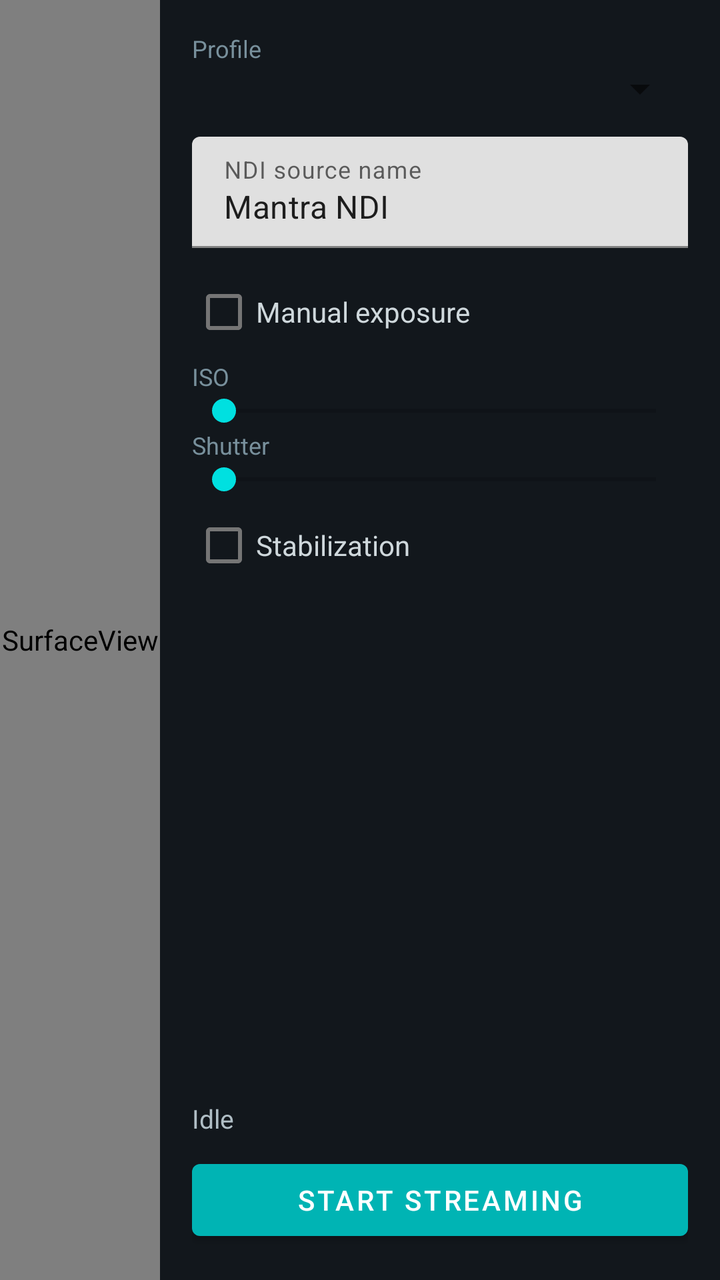
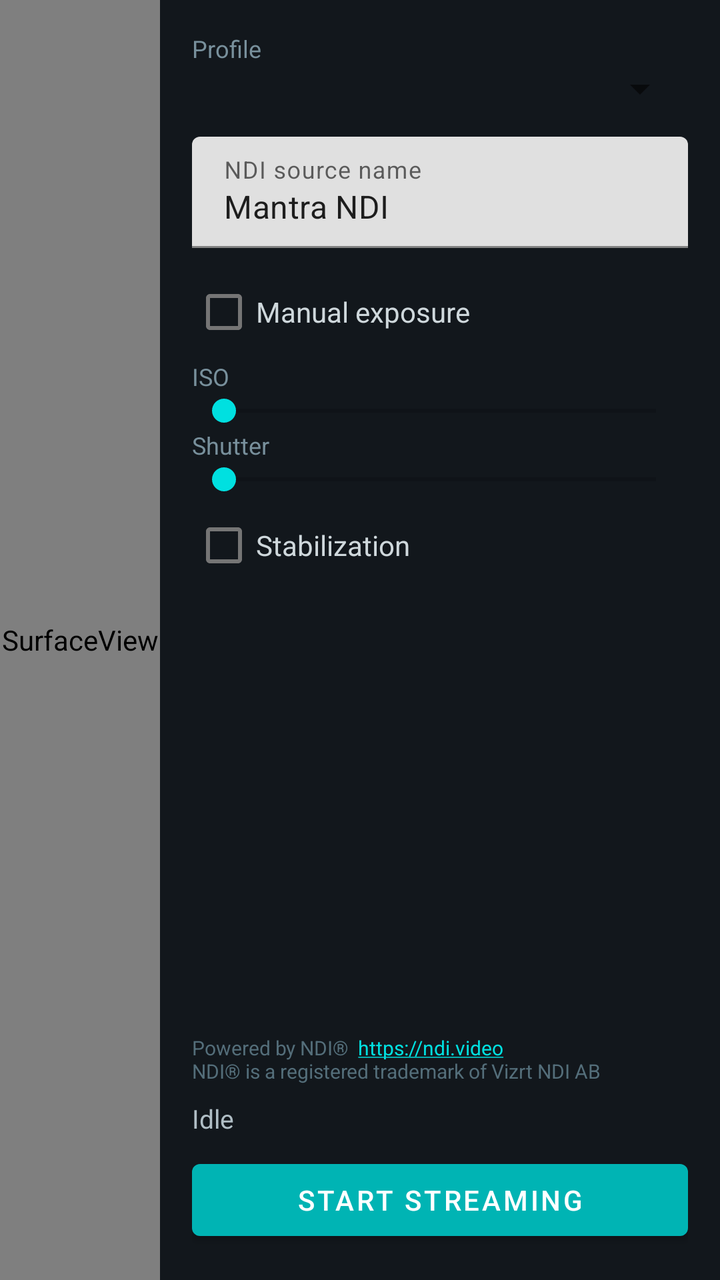

Before-and-after screenshots of an Android layout around one commit, followed by the original layout XML and the change that was made.
<!-- AndroidManifest.xml: application theme Theme.MantraNdi -->
<!-- res/layout/activity_main.xml -->
<?xml version="1.0" encoding="utf-8"?>
<androidx.constraintlayout.widget.ConstraintLayout
    xmlns:android="http://schemas.android.com/apk/res/android"
    xmlns:app="http://schemas.android.com/apk/res-auto"
    android:layout_width="match_parent"
    android:layout_height="match_parent"
    android:background="#0B0E11">

    <SurfaceView
        android:id="@+id/preview"
        android:layout_width="0dp"
        android:layout_height="0dp"
        app:layout_constraintTop_toTopOf="parent"
        app:layout_constraintBottom_toBottomOf="parent"
        app:layout_constraintStart_toStartOf="parent"
        app:layout_constraintEnd_toStartOf="@id/panel" />

    <LinearLayout
        android:id="@+id/panel"
        android:layout_width="280dp"
        android:layout_height="0dp"
        android:orientation="vertical"
        android:padding="16dp"
        android:background="#12171C"
        app:layout_constraintTop_toTopOf="parent"
        app:layout_constraintBottom_toBottomOf="parent"
        app:layout_constraintEnd_toEndOf="parent">

        <TextView
            android:layout_width="match_parent"
            android:layout_height="wrap_content"
            android:text="Profile"
            android:textColor="#78909C"
            android:textSize="12sp" />

        <Spinner
            android:id="@+id/profileSpinner"
            android:layout_width="match_parent"
            android:layout_height="wrap_content"
            android:layout_marginBottom="12dp" />

        <com.google.android.material.textfield.TextInputLayout
            android:layout_width="match_parent"
            android:layout_height="wrap_content"
            android:hint="NDI source name">

            <com.google.android.material.textfield.TextInputEditText
                android:id="@+id/sourceNameInput"
                android:layout_width="match_parent"
                android:layout_height="wrap_content"
                android:text="Mantra NDI"
                android:inputType="text" />

        </com.google.android.material.textfield.TextInputLayout>

        <CheckBox
            android:id="@+id/manualExposureCheck"
            android:layout_width="match_parent"
            android:layout_height="wrap_content"
            android:layout_marginTop="8dp"
            android:text="Manual exposure"
            android:textColor="#CFD8DC" />

        <TextView
            android:id="@+id/isoLabel"
            android:layout_width="match_parent"
            android:layout_height="wrap_content"
            android:text="ISO"
            android:textColor="#78909C"
            android:textSize="12sp" />

        <SeekBar
            android:id="@+id/isoSeek"
            android:layout_width="match_parent"
            android:layout_height="wrap_content" />

        <TextView
            android:id="@+id/shutterLabel"
            android:layout_width="match_parent"
            android:layout_height="wrap_content"
            android:text="Shutter"
            android:textColor="#78909C"
            android:textSize="12sp" />

        <SeekBar
            android:id="@+id/shutterSeek"
            android:layout_width="match_parent"
            android:layout_height="wrap_content" />

        <CheckBox
            android:id="@+id/stabilizationCheck"
            android:layout_width="match_parent"
            android:layout_height="wrap_content"
            android:text="Stabilization"
            android:textColor="#CFD8DC" />

        <View
            android:layout_width="match_parent"
            android:layout_height="0dp"
            android:layout_weight="1" />

        <TextView
            android:id="@+id/statusText"
            android:layout_width="match_parent"
            android:layout_height="wrap_content"
            android:layout_marginBottom="8dp"
            android:text="Idle"
            android:textColor="#B0BEC5"
            android:textSize="13sp" />

        <com.google.android.material.button.MaterialButton
            android:id="@+id/startStopButton"
            android:layout_width="match_parent"
            android:layout_height="wrap_content"
            android:text="Start streaming" />

    </LinearLayout>

</androidx.constraintlayout.widget.ConstraintLayout>
<!-- resources referenced by this layout -->
<resources>
  <style name="Theme.MantraNdi" parent="Theme.MaterialComponents.DayNight.NoActionBar">
          <item name="colorPrimary">#00B4B4</item>
          <item name="colorPrimaryDark">#008080</item>
          <item name="colorAccent">#00E0E0</item>
          <item name="android:windowBackground">#101418</item>
      </style>
</resources>

<!-- the commit's change to res/layout/activity_main.xml (unified diff, before → after) -->
@@ -100,6 +100,16 @@
             android:layout_weight="1" />
 
         <TextView
+            android:id="@+id/ndiAttribution"
+            android:layout_width="match_parent"
+            android:layout_height="wrap_content"
+            android:layout_marginBottom="8dp"
+            android:autoLink="web"
+            android:text="Powered by NDI®  https://ndi.video\nNDI® is a registered trademark of Vizrt NDI AB"
+            android:textColor="#546E7A"
+            android:textSize="10sp" />
+
+        <TextView
             android:id="@+id/statusText"
             android:layout_width="match_parent"
             android:layout_height="wrap_content"
